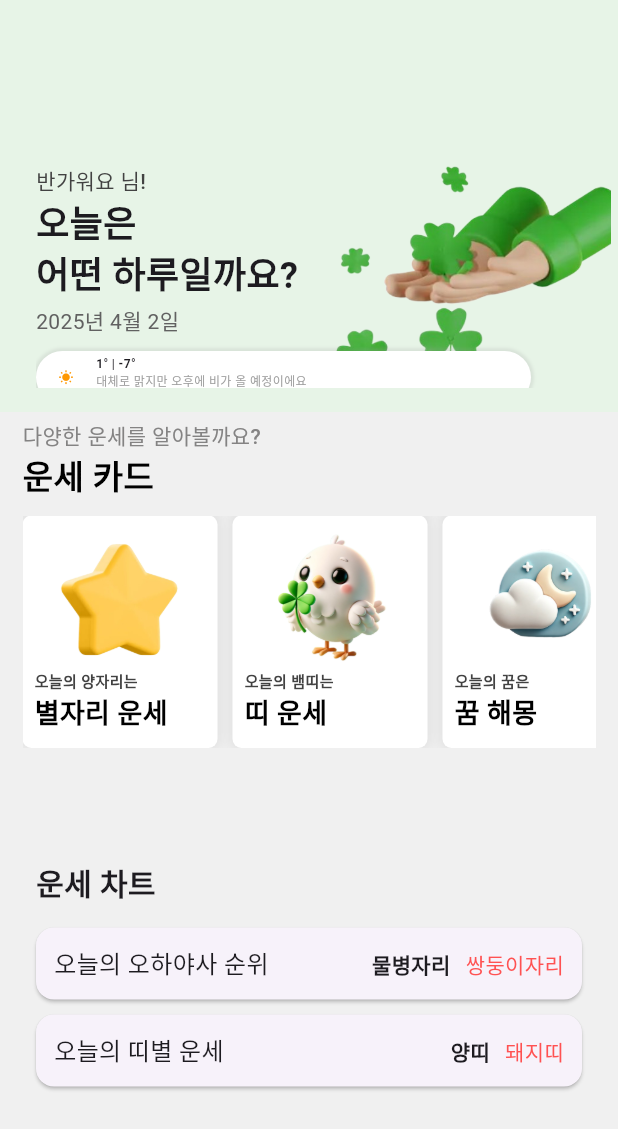
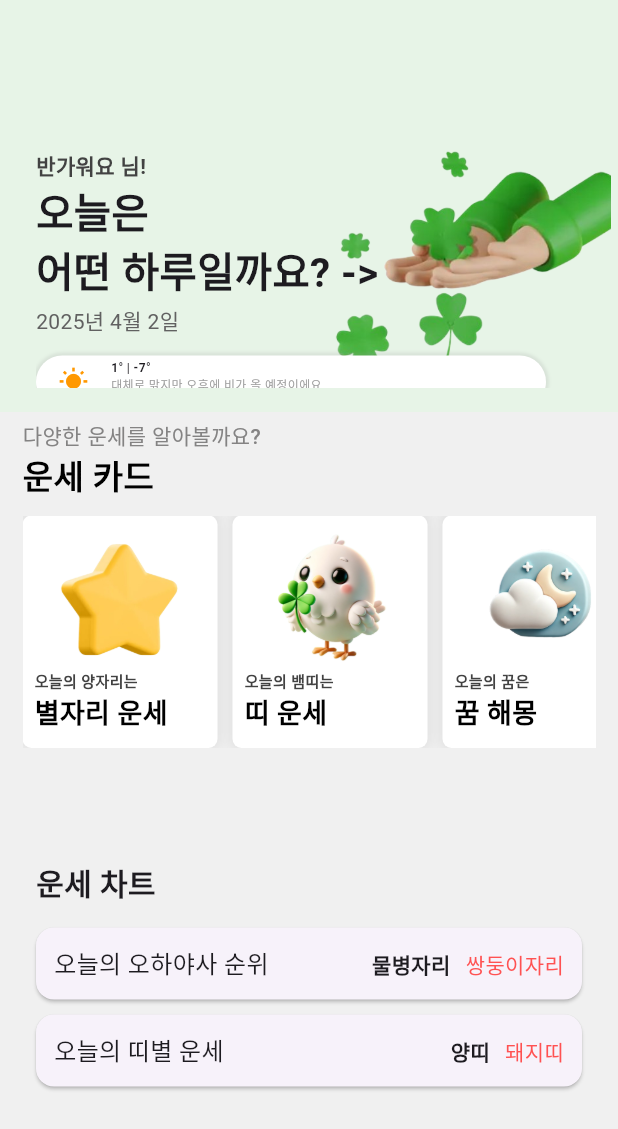
Before and after one commit to haengunse/haengunse-app, a Flutter app: the HomeScreen screen opened directly, on a phone screen of 412 x 824 dp. Shown: the top 1129 px of the screen. Run offline on Flutter 3.47's test engine with Material 3 defaults, Android fonts, the phone set to English and light mode, and no system bars; our stand-ins replace dio, shared_preferences; accounts and stored records are empty; Roboto replaces fonts that are missing (Pretendard).

Commit message:
[feat] 홈-세션1 날시 아이콘 라운드 조절

```diff
--- a/lib/screens/home/session_lucky.dart
+++ b/lib/screens/home/session_lucky.dart
@@ -73,7 +73,7 @@ class SessionLucky extends StatelessWidget {
 
   Widget _buildWeatherInfo() {
     return SizedBox(
-      width: 330,
+      width: 340,
       height: 35,
       child: Container(
         padding: const EdgeInsets.symmetric(horizontal: 15, vertical: 3),
@@ -90,7 +90,7 @@ class SessionLucky extends StatelessWidget {
         ),
         child: Row(
           children: [
-            const Icon(Icons.wb_sunny, color: Colors.orange, size: 10),
+            const Icon(Icons.wb_sunny, color: Colors.orange, size: 20),
             const SizedBox(width: 15),
             Column(
               crossAxisAlignment: CrossAxisAlignment.start,
@@ -115,7 +115,7 @@ class SessionLucky extends StatelessWidget {
       decoration: const BoxDecoration(
         color: Color.fromARGB(255, 231, 244, 231),
       ),
-      padding: const EdgeInsets.fromLTRB(24, 110, 5, 16),
+      padding: const EdgeInsets.fromLTRB(24, 100, 5, 16),
       child: Stack(
         children: [
           Positioned(
@@ -134,16 +134,16 @@ class SessionLucky extends StatelessWidget {
               Text("반가워요 $userName님!",
                   style: TextStyle(
                     fontSize: 14,
-                    fontWeight: FontWeight.w500,
+                    fontWeight: FontWeight.w600,
                     color: Colors.grey[800],
                     fontFamily: 'Pretendard',
                   )),
               GestureDetector(
                 onTap: () => _handleTodayRequest(context),
                 child: const Text(
-                  "오늘은\n어떤 하루일까요?",
+                  "오늘은\n어떤 하루일까요? ->",
                   style: TextStyle(
-                      fontSize: 24,
+                      fontSize: 27,
                       fontWeight: FontWeight.w600,
                       fontFamily: 'Pretendard'),
                 ),
@@ -156,7 +156,7 @@ class SessionLucky extends StatelessWidget {
                     color: Colors.grey[700],
                     fontFamily: 'Pretendard'),
               ),
-              const SizedBox(height: 10),
+              const SizedBox(height: 13),
               _buildWeatherInfo(),
             ],
           ),
```
